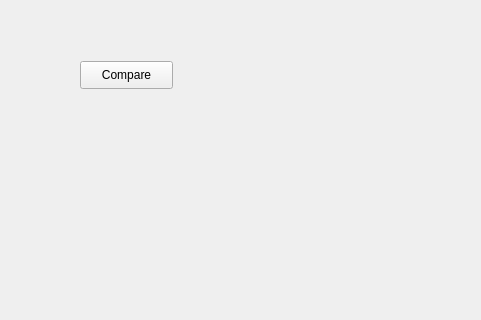
Above: ranking-app/gui/MainWindow.ui from EthanRansberger/match-based-item-ranker before the change; both pictures show x 230 to 711 and y 146 to 466 of the 800 by 600 pixel window. Below: the same form after it.
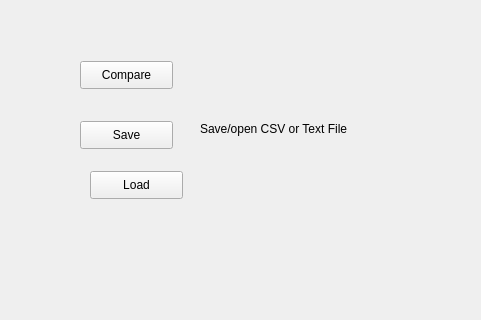
That is the form after the change.

Commit message:
Connecting widgets
Connecting widgets, creating functions for file saving and loading

What changed in the file:
```diff
--- a/ranking-app/gui/MainWindow.ui
+++ b/ranking-app/gui/MainWindow.ui
@@ -73,6 +73,45 @@
      <string>Compare</string>
     </property>
    </widget>
+   <widget class="QPushButton" name="saveListButton">
+    <property name="geometry">
+     <rect>
+      <x>310</x>
+      <y>250</y>
+      <width>93</width>
+      <height>28</height>
+     </rect>
+    </property>
+    <property name="text">
+     <string>Save</string>
+    </property>
+   </widget>
+   <widget class="QPushButton" name="loadListButton">
+    <property name="geometry">
+     <rect>
+      <x>320</x>
+      <y>300</y>
+      <width>93</width>
+      <height>28</height>
+     </rect>
+    </property>
+    <property name="text">
+     <string>Load</string>
+    </property>
+   </widget>
+   <widget class="QLabel" name="saveRulesLabel">
+    <property name="geometry">
+     <rect>
+      <x>430</x>
+      <y>250</y>
+      <width>201</width>
+      <height>16</height>
+     </rect>
+    </property>
+    <property name="text">
+     <string>Save/open CSV or Text File</string>
+    </property>
+   </widget>
   </widget>
   <widget class="QMenuBar" name="menubar">
    <property name="geometry">
```
The commit also changes 1 other file.
